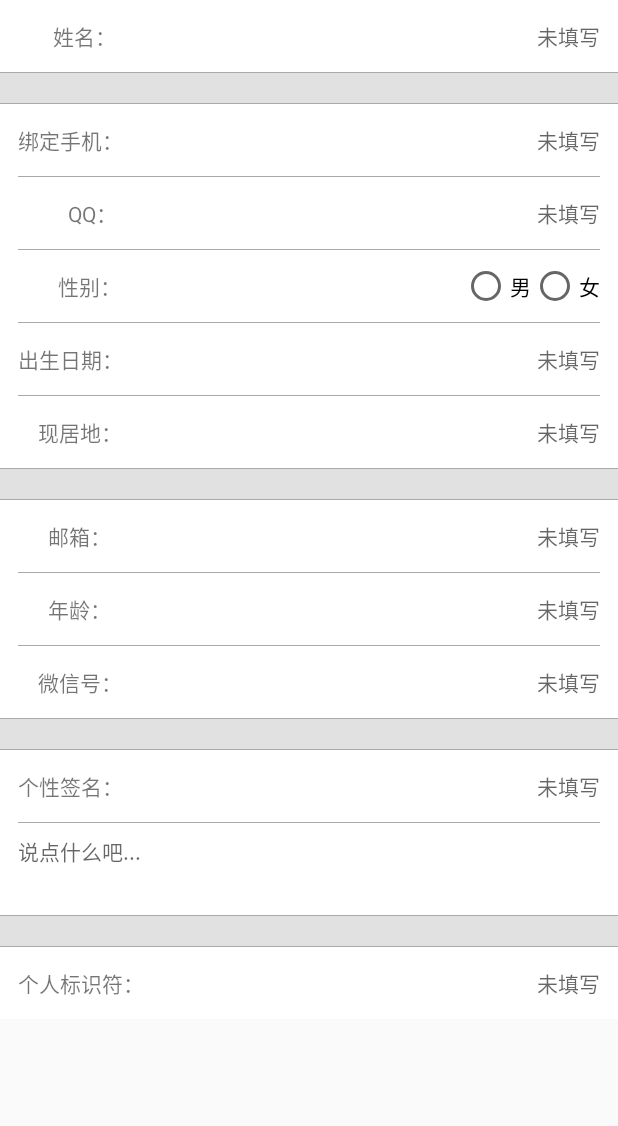
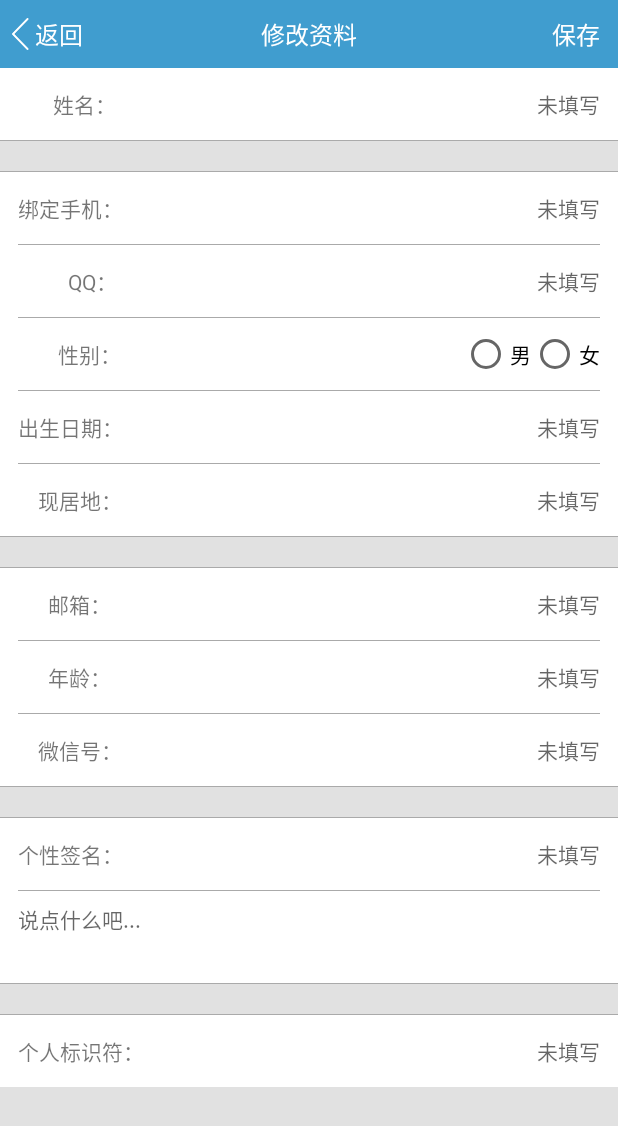
Before and after one commit to QiuBuJi/BusinessCircle, an Android app: the ModifyData screen opened directly, with no data from a screen before it, on a phone screen of 412 x 824 dp. Shown: the top 1126 px of the screen. Run offline under Robolectric (Android 15) with nearby library versions, the phone set to English and light mode, and no system bars.

Commit message:
个人中心: 礼物，我的关注，修改资料。添加返回功能。

```diff
--- a/app/src/main/java/com/wp/personal/ModifyData.java
+++ b/app/src/main/java/com/wp/personal/ModifyData.java
@@ -3,18 +3,51 @@ package com.wp.personal;
 import android.app.Activity;
 import android.os.Bundle;
 import android.support.annotation.Nullable;
+import android.view.View;
+import android.widget.TextView;
 
+import com.wp.businesscircle.BaseActivity;
 import com.wp.businesscircle.R;
 
 /**
  * Created by 吴攀 on 2017/1/2/002.
  */
 
-public class ModifyData extends Activity {
+public class ModifyData extends Activity implements BaseActivity, View.OnClickListener {
+    private android.widget.TextView ModifyData_ll_rl_tv_back;
+    private android.widget.EditText editText;
+
     @Override
     protected void onCreate(@Nullable Bundle savedInstanceState) {
         super.onCreate(savedInstanceState);
         setContentView(R.layout.activity_personal_modify_data);
+        initView();
+        initListener();
+        initData();
+    }
+
+    @Override
+    public void initView() {
+        this.ModifyData_ll_rl_tv_back = (TextView) findViewById(R.id.ModifyData_ll_rl_tv_back);
 
     }
+
+    @Override
+    public void initListener() {
+        ModifyData_ll_rl_tv_back.setOnClickListener(this);
+    }
+
+    @Override
+    public void initData() {
+
+    }
+
+    @Override
+    public void onClick(View v) {
+        switch (v.getId()) {
+            case R.id.ModifyData_ll_rl_tv_back:
+                finish();
+                break;
+        }
+    }
 }
--- a/app/src/main/res/layout/activity_personal_gift.xml
+++ b/app/src/main/res/layout/activity_personal_gift.xml
@@ -12,6 +12,7 @@
         android:gravity="center_vertical">
 
         <TextView
+            android:id="@+id/ll_rl_tv_back"
             style="@style/ll_ll_iv_top"
             android:drawableLeft="@mipmap/icon_houtui"
             android:paddingLeft="8dp"
--- a/app/src/main/res/layout/activity_personal_modify_data.xml
+++ b/app/src/main/res/layout/activity_personal_modify_data.xml
@@ -1,4 +1,37 @@
 <?xml version="1.0" encoding="utf-8"?>
+<LinearLayout
+    xmlns:android="http://schemas.android.com/apk/res/android"
+    android:layout_width="match_parent"
+    android:layout_height="match_parent"
+    android:background="#e1e1e1"
+    android:orientation="vertical">
+
+    <!--屏幕顶部-->
+    <RelativeLayout
+        style="@style/style_title_size"
+        android:background="@color/color_bg_default"
+        android:gravity="center_vertical">
+
+        <TextView
+            android:id="@+id/ModifyData_ll_rl_tv_back"
+            style="@style/ll_ll_iv_top"
+            android:drawableLeft="@mipmap/icon_houtui"
+            android:drawablePadding="4dp"
+            android:paddingLeft="8dp"
+            android:text="返回"/>
+
+        <TextView
+            style="@style/ll_ll_iv_top"
+            android:layout_centerHorizontal="true"
+            android:text="修改资料"/>
+
+        <TextView
+            style="@style/ll_ll_iv_top"
+            android:layout_alignParentRight="true"
+            android:paddingRight="12dp"
+            android:text="保存"/>
+    </RelativeLayout>
+
     <ScrollView
         xmlns:android="http://schemas.android.com/apk/res/android"
         android:layout_width="match_parent"
@@ -9,7 +42,6 @@
             android:layout_height="match_parent"
             android:background="#e1e1e1"
             android:orientation="vertical">
-
 
             <LinearLayout style="@style/style_personal_modify_data_item">
 
@@ -45,7 +77,6 @@
                         android:text="绑定手机："/>
 
                     <EditText
-                    android:id="@+id/editText"
                         style="@style/style_Personal_modify_data_text_size"
                         android:layout_width="match_parent"
                         android:layout_height="wrap_content"
@@ -292,3 +323,5 @@
             </LinearLayout>
         </LinearLayout>
     </ScrollView>
+
+</LinearLayout>
--- a/app/src/main/res/layout/activity_personal_my_attention.xml
+++ b/app/src/main/res/layout/activity_personal_my_attention.xml
@@ -12,6 +12,7 @@
         android:gravity="center_vertical">
 
         <TextView
+            android:id="@+id/MyAttention_ll_rl_tv_back"
             style="@style/ll_ll_iv_top"
             android:drawableLeft="@mipmap/icon_houtui"
             android:drawablePadding="4dp"
```
Also changed, not shown: app/src/main/java/com/wp/personal/Gift.java (+34 -5 lines), app/src/main/java/com/wp/personal/attention.java (+33 -1 lines). Lines whose indentation alone changed are shown as unchanged.
